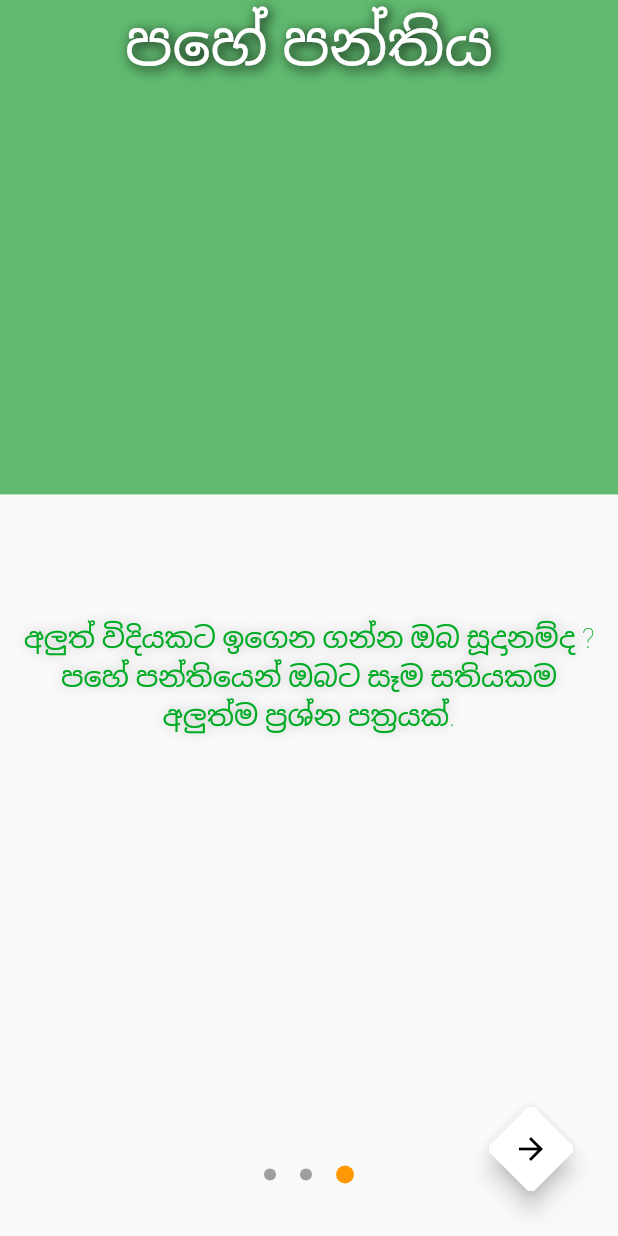
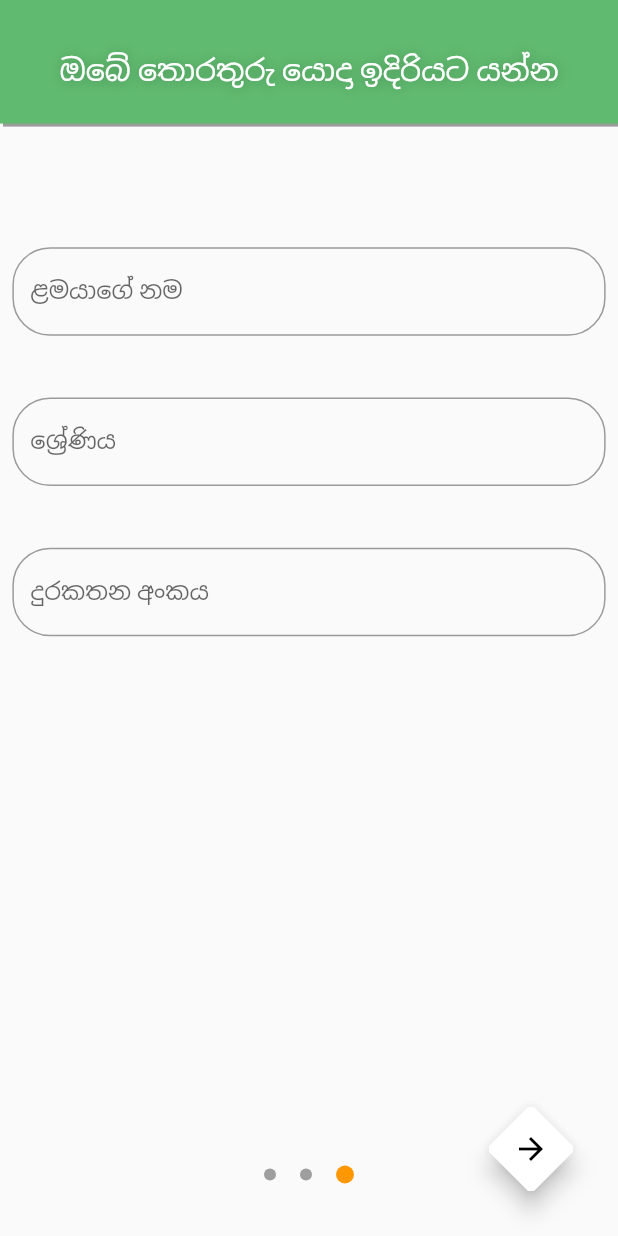
Before and after one commit to MithunW/Edu_App, a Flutter app: the screen it shows after launch, swiped to page 3, on a phone screen of 412 x 824 dp. Run offline on Flutter 3.47's test engine with Material 2 defaults, Android fonts, the phone set to English and light mode, and no system bars.

Commit message:
Onboarding Refining | Input Fields added

```diff
--- a/lib/UI/onboardingScreens.dart
+++ b/lib/UI/onboardingScreens.dart
@@ -7,6 +7,15 @@ class Page1 extends StatelessWidget {
       body: Column(
         children: [
           Container(
+            decoration: BoxDecoration(
+              boxShadow: [
+                new BoxShadow(
+                  color: Colors.black38,
+                  offset: new Offset(2.0, 2.0),
+                )
+              ],
+              color: Color.fromRGBO(96, 186, 111, 1),
+            ),
             child: Column(
               children: <Widget>[
                 Container(
@@ -28,11 +37,11 @@ class Page1 extends StatelessWidget {
                 )
               ],
             ),
-            height: (MediaQuery.of(context).size.height)*0.6,
-            color: Color.fromRGBO(96, 186, 111, 1),
+            height: (MediaQuery.of(context).size.height) * 0.6,
           ),
           Padding(
-            padding: EdgeInsets.fromLTRB(0.0, (MediaQuery.of(context).size.height)*0.1, 0.0, 0.0),
+            padding: EdgeInsets.fromLTRB(
+                0.0, (MediaQuery.of(context).size.height) * 0.1, 0.0, 0.0),
             child: Text(
               'පහේ පන්තිය වෙත ඔබව සාදරයෙන් පිළිගනිමු',
               textAlign: TextAlign.center,
@@ -63,6 +72,15 @@ class Page2 extends StatelessWidget {
       body: Column(
         children: [
           Container(
+            decoration: BoxDecoration(
+              boxShadow: [
+                new BoxShadow(
+                  color: Colors.black38,
+                  offset: new Offset(2.0, 2.0),
+                )
+              ],
+              color: Color.fromRGBO(96, 186, 111, 1),
+            ),
             child: Column(
               children: <Widget>[
                 Container(
@@ -84,11 +102,14 @@ class Page2 extends StatelessWidget {
                 )
               ],
             ),
-            height: (MediaQuery.of(context).size.height)*0.6,
-            color: Color.fromRGBO(96, 186, 111, 1),
+            height: (MediaQuery.of(context).size.height) * 0.6,
           ),
           Padding(
-            padding: EdgeInsets.fromLTRB((MediaQuery.of(context).size.height)*0.01, (MediaQuery.of(context).size.height)*0.1, (MediaQuery.of(context).size.height)*0.01, 0.0),
+            padding: EdgeInsets.fromLTRB(
+                (MediaQuery.of(context).size.height) * 0.01,
+                (MediaQuery.of(context).size.height) * 0.1,
+                (MediaQuery.of(context).size.height) * 0.01,
+                0.0),
             child: Text(
               'අලුත් විදියකට ඉගෙන ගන්න ඔබ සූදානම්ද ? පහේ පන්තියෙන් ඔබට සෑම සතියකම අලුත්ම ප්‍රශ්න පත්‍රයක්.',
               textAlign: TextAlign.center,
@@ -115,53 +136,124 @@ class Page2 extends StatelessWidget {
 class Page3 extends StatelessWidget {
   @override
   Widget build(BuildContext context) {
+    String value = "";
     return Scaffold(
       body: Column(
         children: [
           Container(
+            decoration: BoxDecoration(
+              boxShadow: [
+                new BoxShadow(
+                  color: Colors.black38,
+                  offset: new Offset(2.0, 2.0),
+                )
+              ],
+              color: Color.fromRGBO(96, 186, 111, 1),
+            ),
             child: Column(
               children: <Widget>[
                 Container(
-                    width: MediaQuery.of(context).size.width,
-                    color: Color.fromRGBO(96, 186, 111, 1),
+                  width: MediaQuery.of(context).size.width,
+                  color: Color.fromRGBO(96, 186, 111, 1),
+                  child: Padding(
+                    padding: EdgeInsets.fromLTRB(0.0,
+                        (MediaQuery.of(context).size.height) * 0.04, 0.0, 0.0),
                     child: Text(
-
-                      'පහේ පන්තිය',
+                      'ඔබේ තොරතුරු යොදා ඉදිරියට යන්න',
                       textAlign: TextAlign.center,
                       style: TextStyle(
                           color: Colors.white,
-                          fontSize: 40,
+                          fontSize: 20,
                           fontWeight: FontWeight.w200,
                           shadows: [
                             Shadow(
                               blurRadius: 10.0,
-                              color: Colors.black,
-                              offset: Offset(2.0, 2.0),
+                              color: Colors.black26,
+                              offset: Offset(0.5, 0.5),
                             ),
                           ]),
-                    )),
+                    ),
+                  ),
+                )
               ],
             ),
-            height: (MediaQuery.of(context).size.height)*0.4,
-            color: Color.fromRGBO(96, 186, 111, 1),
+            height: (MediaQuery.of(context).size.height) * 0.1,
           ),
           Padding(
-            padding: EdgeInsets.fromLTRB((MediaQuery.of(context).size.height)*0.01, (MediaQuery.of(context).size.height)*0.1, (MediaQuery.of(context).size.height)*0.01, 0.0),
-            child: Text(
-              'අලුත් විදියකට ඉගෙන ගන්න ඔබ සූදානම්ද ? පහේ පන්තියෙන් ඔබට සෑම සතියකම අලුත්ම ප්‍රශ්න පත්‍රයක්.',
-              textAlign: TextAlign.center,
-              style: TextStyle(
-                color: Color.fromRGBO(0, 172, 36, 1),
-                fontSize: 19,
-                fontWeight: FontWeight.w100,
-                shadows: [
-                  Shadow(
-                    blurRadius: 10.0,
-                    color: Colors.black26,
-                    offset: Offset(0.2, 0.2),
+            padding: EdgeInsets.fromLTRB(
+                (MediaQuery.of(context).size.height) * 0.01,
+                (MediaQuery.of(context).size.height) * 0.1,
+                (MediaQuery.of(context).size.height) * 0.01,
+                0.0),
+            child: Column(
+              children: [
+                TextFormField(
+                  decoration: new InputDecoration(
+                    labelText: "ළමයාගේ නම",
+                    fillColor: Colors.white,
+                    border: new OutlineInputBorder(
+                      borderRadius: new BorderRadius.circular(25.0),
+                      borderSide: new BorderSide(),
+                    ),
+
                   ),
-                ],
-              ),
+                  validator: (val) {
+                    if (val.length == 0) {
+                      return "හිස් විය නොහැක";
+                    } else {
+                      return null;
+                    }
+                  },
+                  keyboardType: TextInputType.emailAddress,
+                  style: new TextStyle(),
+                ),
+                SizedBox(
+                  height: (MediaQuery.of(context).size.height) * 0.05,
+                ),
+                TextFormField(
+                  decoration: new InputDecoration(
+                    labelText: "ශ්‍රේණිය",
+                    fillColor: Colors.white,
+                    border: new OutlineInputBorder(
+                      borderRadius: new BorderRadius.circular(25.0),
+                      borderSide: new BorderSide(),
+                    ),
+
+                  ),
+                  validator: (val) {
+                    if (val.length == 0) {
+                      return "හිස් විය නොහැක";
+                    } else {
+                      return null;
+                    }
+                  },
+                  keyboardType: TextInputType.emailAddress,
+                  style: new TextStyle(),
+                ),
+                SizedBox(
+                  height: (MediaQuery.of(context).size.height) * 0.05,
+                ),
+                TextFormField(
+                  decoration: new InputDecoration(
+                    labelText: "දුරකතන අංකය",
+                    //fillColor: Colors.white,
+                    border: new OutlineInputBorder(
+                      borderRadius: new BorderRadius.circular(25.0),
+                      borderSide: new BorderSide(),
+                    ),
+                    fillColor: Colors.green
+                  ),
+                  validator: (val) {
+                    if (val.length == 0) {
+                      return "හිස් විය නොහැක";
+                    } else {
+                      return null;
+                    }
+                  },
+                  keyboardType: TextInputType.emailAddress,
+                  style: new TextStyle(),
+                ),
+              ],
             ),
           )
         ],
```
